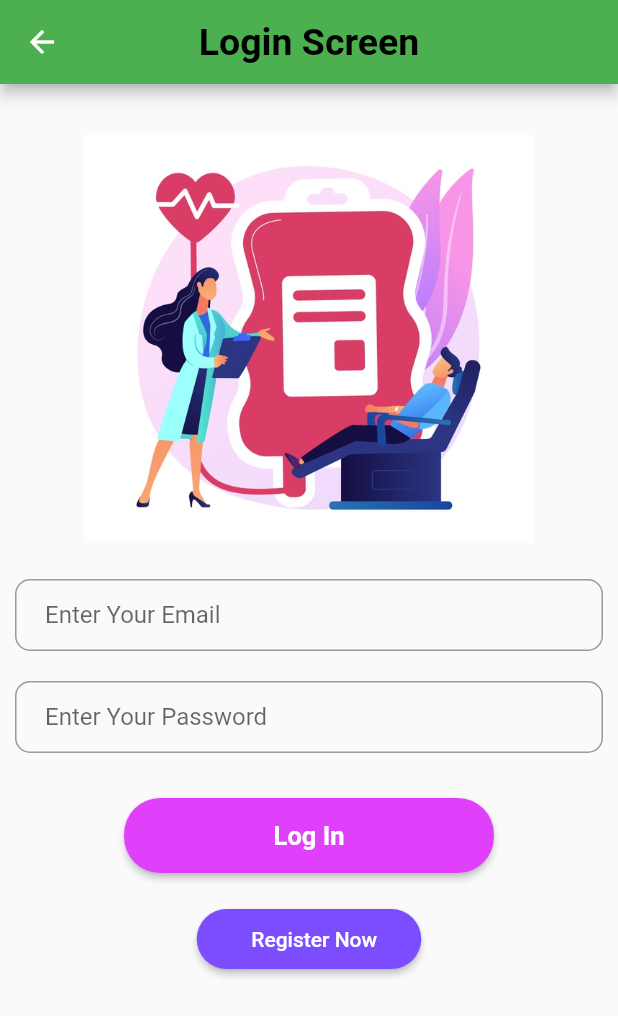
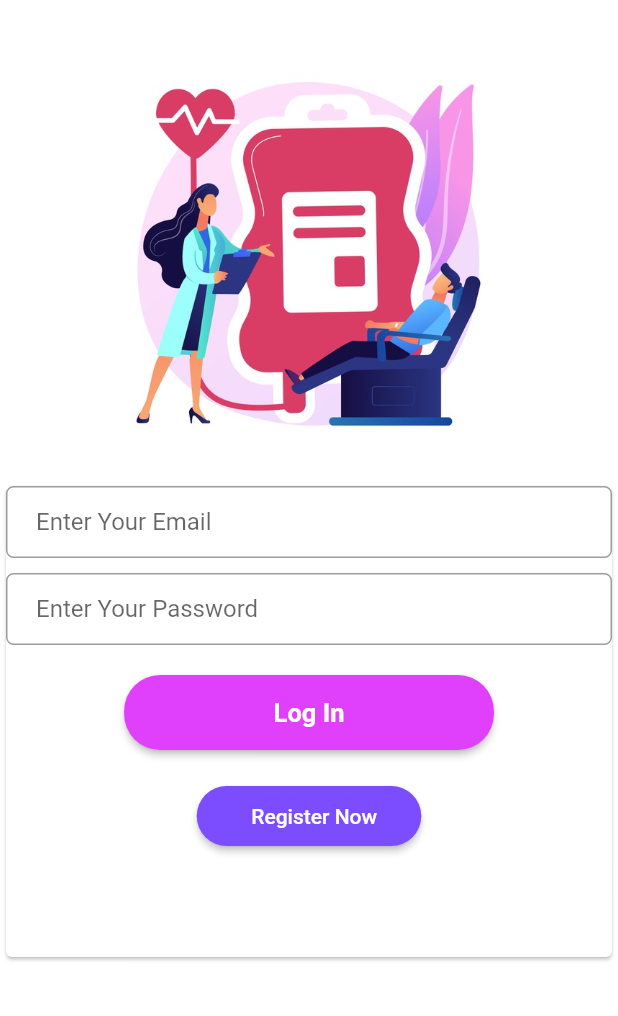
Before and after one commit to bilalahmad9/Donate_Blood_or_Anything, a Flutter app: the LoginScreen screen opened directly, on a phone screen of 412 x 824 dp. Shown: the top 1016 px of the screen. Run offline on Flutter 3.47's test engine with Material 2 defaults, Android fonts, the phone set to English and light mode, and no system bars; our stand-ins replace cloud_firestore, firebase_analytics, firebase_auth, firebase_core, flutter_spinkit, google_fonts; missing offline and left inert: loading; accounts and stored records are empty.

Commit message:
Add functionality
Adding functionality of Login And Signup in the pages

```diff
--- a/flutter_app/lib/loginPage.dart
+++ b/flutter_app/lib/loginPage.dart
@@ -1,7 +1,14 @@
 import 'package:flutter/cupertino.dart';
 import 'package:flutter/material.dart';
 import 'package:flutter/services.dart';
+import 'package:flutter_app/main.dart';
 import 'package:google_fonts/google_fonts.dart';
+import 'signupPage.dart';
+import 'package:firebase_auth/firebase_auth.dart';
+import 'package:cloud_firestore/cloud_firestore.dart';
+import 'package:firebase_core/firebase_core.dart';
+import 'package:firebase_analytics/firebase_analytics.dart';
+
 
 class LoginScreen extends StatefulWidget {
   @override
@@ -9,23 +16,15 @@ class LoginScreen extends StatefulWidget {
 }
 
 class _LoginScreenState extends State<LoginScreen> {
-  String _email, _password, _phone;
-  //final auth = FirebaseAuth.instance;
+  String _email, _password;
+  final GlobalKey<FormState> _formkey = GlobalKey<FormState>();
 
   @override
   Widget build(BuildContext context) {
     return Scaffold(
       resizeToAvoidBottomInset: false,
       resizeToAvoidBottomPadding: false,
-      appBar: AppBar(
-        backgroundColor: Colors.green,
-        centerTitle: true,
-        title: Text(
-          " Login Screen ",
-          style: TextStyle(
-              color: Colors.black, fontSize: 25.0, fontWeight: FontWeight.bold),
-        ),
-      ),
+      backgroundColor: Colors.white,
       body: SingleChildScrollView(
         child: Column(
           children: [
@@ -40,52 +39,58 @@ class _LoginScreenState extends State<LoginScreen> {
                 child: Image.asset('images/bloodpic.PNG'),
               ),
             ),
-            Padding(
-              padding: const EdgeInsets.all(10.0),
-              child: TextField(
-                keyboardType: TextInputType.emailAddress,
-                autofocus: false,
+            Center(
+              child: Card(
+                child: Form(
+                  key: _formkey,
+                  child: SingleChildScrollView(
+                    child: Column(
+                      children: <Widget>[
+                        TextFormField(
                           decoration: InputDecoration(
                             hintText: 'Enter Your Email',
                             contentPadding: EdgeInsets.fromLTRB(20.0, 10.0, 20.0, 10.0),
                             border: OutlineInputBorder(
-                      borderRadius: BorderRadius.circular(10.0)),
+                                borderRadius: BorderRadius.circular(5)),
                           ),
-                onChanged: (value) {
-                  setState(() {
-                    _email = value.trim();
-                  });
+                          keyboardType: TextInputType.emailAddress,
+                          validator: (value) {
+                            if (value.isEmpty || !value.contains('@')) {
+                              return 'Invalid Email';
+                            }
+                            return null;
                           },
+                          onSaved: (value) => _email = value,
                         ),
-            ),
-            Padding(
-              padding: const EdgeInsets.all(10.0),
-              child: TextField(
-                obscureText: true,
-                autofocus: false,
+                        SizedBox(height: 10,),
+                        TextFormField(
                           decoration: InputDecoration(
                             hintText: 'Enter Your Password',
                             contentPadding: EdgeInsets.fromLTRB(20.0, 10.0, 20.0, 10.0),
                             border: OutlineInputBorder(
-                      borderRadius: BorderRadius.circular(10.0)),
+                                borderRadius: BorderRadius.circular(5)),
                           ),
-                onChanged: (value) {
-                  setState(() {
-                    _password = value.trim();
-                  });
+                          obscureText: true,
+                          validator: (value) {
+                            if (value.isEmpty || value.length <= 4) {
+                              return 'please enter more than 4 words';
+                            }
+                            return null;
                           },
+                          onSaved: (value) => _password = value,
                         ),
-            ),
-            Column(mainAxisAlignment: MainAxisAlignment.spaceAround, children: [
-              Padding(
-                padding: const EdgeInsets.all(20.0),
-                child: RaisedButton(
+                        SizedBox(height: 20,),
+                        RaisedButton(
                           shape: RoundedRectangleBorder(
                             borderRadius: BorderRadius.circular(24),
                           ),
                           onPressed: () {
-                   // Navigator.of(context).pushReplacement(
-                    //    MaterialPageRoute(builder: (context) => donate()));
+                            Navigator.push(
+                              context,
+                              MaterialPageRoute(
+                                builder: (context) => SignupScreen(), fullscreenDialog: true,
+                              ),
+                            );
                           },
                           padding: EdgeInsets.all(15),
                           color: Colors.purpleAccent,
@@ -96,10 +101,8 @@ class _LoginScreenState extends State<LoginScreen> {
                                 fontSize: 17.0,
                               )),
                         ),
-              ),
-              Padding(
-                padding: const EdgeInsets.all(0.0),
-                child: RaisedButton(
+                        SizedBox(height: 20,),
+                        RaisedButton(
                           shape: RoundedRectangleBorder(
                             borderRadius: BorderRadius.circular(24),
                           ),
@@ -112,11 +115,36 @@ class _LoginScreenState extends State<LoginScreen> {
                           child: Text('       Register Now     ',
                               style: TextStyle(color: Colors.white)),
                         ),
+                        SizedBox(height: 70,),
+                      ],
                     ),
-            ])
+                  ),
+                ),
+              ),
+            ),
           ],
         ),
       ),
     );
   }
+
+  Future<void> LogIn() async {
+    final formState = _formkey.currentState;
+    if (formState.validate()) {
+      formState.save();
+      try {
+        UserCredential user = await FirebaseAuth.instance
+            .signInWithEmailAndPassword(email: _email, password: _password);
+        Navigator.push(
+          context,
+          MaterialPageRoute(
+            builder: (context) =>  MyApp(),
+          ),
+        );
+      } catch (e) {
+        print(e.message);
       }
+    }
+  }
+
+}
--- a/flutter_app/pubspec.yaml
+++ b/flutter_app/pubspec.yaml
@@ -31,6 +31,10 @@ dependencies:
   google_fonts: ^1.1.1
   loading: ^1.0.2
   flutter_spinkit: ^4.1.2+1
+  firebase_auth: ^0.18.4+1
+  firebase_core: ^0.5.3
+  firebase_analytics: ^6.3.0
+  cloud_firestore: ^0.14.4
 
 dev_dependencies:
   flutter_test:
```
Also changed, not shown: flutter_app/lib/signupPage.dart (+63 -38 lines), flutter_app/pubspec.lock. Lines whose indentation alone changed are shown as unchanged.
